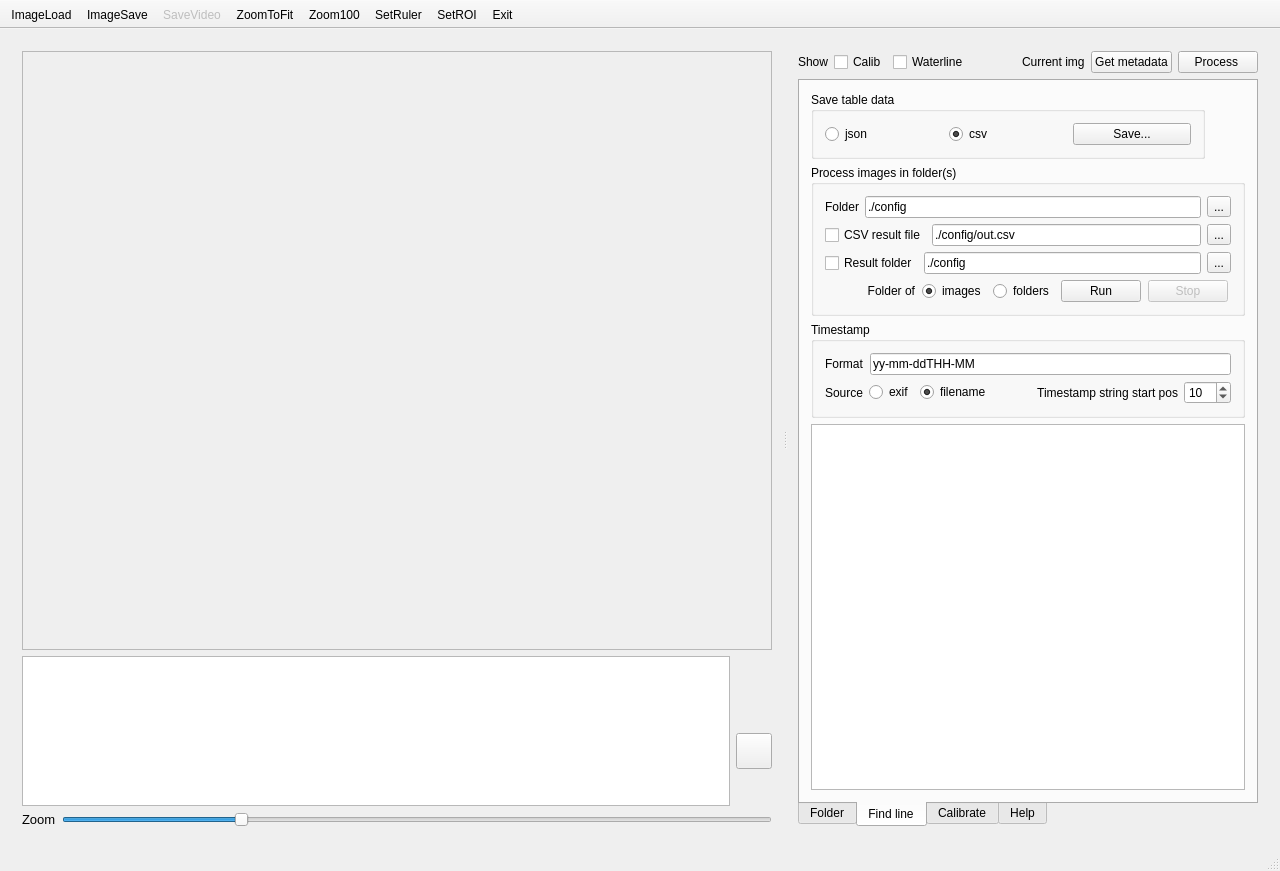
Qt form gcgui/mainwindow.ui (gaugecam-dev/GRIME2) before a commit.
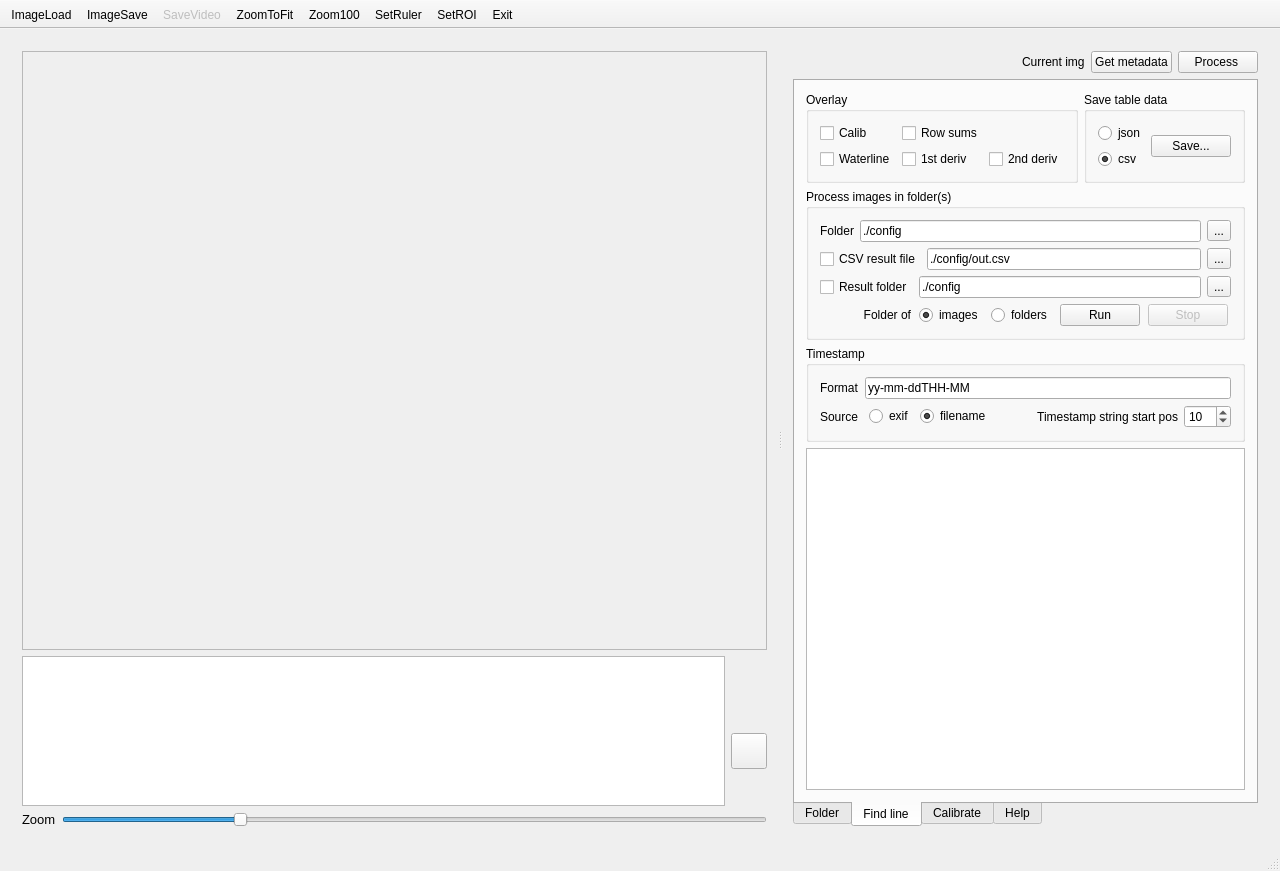
The same form after that commit. The open tabs and pages were chosen to show the change. Icons and pictures are not drawn.

Commit message: GRIME2 v0.0.1.5 Added line find diagnostic overlay

```diff
--- a/gcgui/mainwindow.ui
+++ b/gcgui/mainwindow.ui
@@ -238,39 +238,6 @@
          <layout class="QVBoxLayout" name="verticalLayout">
           <item>
            <layout class="QHBoxLayout" name="horizontalLayout_6">
-            <item>
-             <widget class="QLabel" name="label_10">
-              <property name="text">
-               <string>Show</string>
-              </property>
-             </widget>
-            </item>
-            <item>
-             <widget class="QCheckBox" name="checkBox_showCalib">
-              <property name="sizePolicy">
-               <sizepolicy hsizetype="Fixed" vsizetype="Fixed">
-                <horstretch>0</horstretch>
-                <verstretch>0</verstretch>
-               </sizepolicy>
-              </property>
-              <property name="text">
-               <string>Calib</string>
-              </property>
-             </widget>
-            </item>
-            <item>
-             <widget class="QCheckBox" name="checkBox_showFindLine">
-              <property name="sizePolicy">
-               <sizepolicy hsizetype="Fixed" vsizetype="Fixed">
-                <horstretch>0</horstretch>
-                <verstretch>0</verstretch>
-               </sizepolicy>
-              </property>
-              <property name="text">
-               <string>Waterline</string>
-              </property>
-             </widget>
-            </item>
             <item>
              <spacer name="horizontalSpacer_2">
               <property name="orientation">
@@ -507,20 +474,83 @@
              <layout class="QVBoxLayout" name="verticalLayout_8">
               <item>
                <layout class="QHBoxLayout" name="horizontalLayout_17">
+                <item>
+                 <widget class="QGroupBox" name="groupBox_2">
+                  <property name="title">
+                   <string>Overlay</string>
+                  </property>
+                  <layout class="QGridLayout" name="gridLayout">
+                   <item row="0" column="1">
+                    <widget class="QCheckBox" name="checkBox_showRowSums">
+                     <property name="text">
+                      <string>Row sums</string>
+                     </property>
+                    </widget>
+                   </item>
+                   <item row="1" column="1">
+                    <widget class="QCheckBox" name="checkBox_showDerivOne">
+                     <property name="text">
+                      <string>1st deriv</string>
+                     </property>
+                    </widget>
+                   </item>
+                   <item row="1" column="0">
+                    <widget class="QCheckBox" name="checkBox_showFindLine">
+                     <property name="sizePolicy">
+                      <sizepolicy hsizetype="Fixed" vsizetype="Fixed">
+                       <horstretch>0</horstretch>
+                       <verstretch>0</verstretch>
+                      </sizepolicy>
+                     </property>
+                     <property name="text">
+                      <string>Waterline</string>
+                     </property>
+                    </widget>
+                   </item>
+                   <item row="0" column="0">
+                    <widget class="QCheckBox" name="checkBox_showCalib">
+                     <property name="sizePolicy">
+                      <sizepolicy hsizetype="Fixed" vsizetype="Fixed">
+                       <horstretch>0</horstretch>
+                       <verstretch>0</verstretch>
+                      </sizepolicy>
+                     </property>
+                     <property name="text">
+                      <string>Calib</string>
+                     </property>
+                    </widget>
+                   </item>
+                   <item row="1" column="2">
+                    <widget class="QCheckBox" name="checkBox_showDerivTwo">
+                     <property name="text">
+                      <string>2nd deriv</string>
+                     </property>
+                    </widget>
+                   </item>
+                  </layout>
+                 </widget>
+                </item>
                 <item>
                  <widget class="QGroupBox" name="groupBox">
                   <property name="title">
                    <string>Save table data</string>
                   </property>
-                  <layout class="QHBoxLayout" name="horizontalLayout_18">
-                   <item>
+                  <layout class="QGridLayout" name="gridLayout_2">
+                   <item row="0" column="0">
                     <widget class="QRadioButton" name="radioButton_saveJson">
                      <property name="text">
                       <string>json</string>
                      </property>
                     </widget>
                    </item>
-                   <item>
+                   <item row="0" column="1" rowspan="2">
+                    <widget class="QPushButton" name="pushButton_saveData">
+                     <property name="text">
+                      <string>Save...</string>
+                     </property>
+                    </widget>
+                   </item>
+                   <item row="1" column="0">
                     <widget class="QRadioButton" name="radioButton_saveCsv">
                      <property name="text">
                       <string>csv</string>
@@ -530,32 +560,9 @@
                      </property>
                     </widget>
                    </item>
-                   <item>
-                    <widget class="QPushButton" name="pushButton_saveData">
-                     <property name="text">
-                      <string>Save...</string>
-                     </property>
-                    </widget>
-                   </item>
                   </layout>
                  </widget>
                 </item>
-                <item>
-                 <spacer name="horizontalSpacer_4">
-                  <property name="orientation">
-                   <enum>Qt::Horizontal</enum>
-                  </property>
-                  <property name="sizeType">
-                   <enum>QSizePolicy::Preferred</enum>
-                  </property>
-                  <property name="sizeHint" stdset="0">
-                   <size>
-                    <width>40</width>
-                    <height>20</height>
-                   </size>
-                  </property>
-                 </spacer>
-                </item>
                </layout>
               </item>
               <item>
```
Left out of the diff: 2 changed lines with no effect on the pictures. The commit also changes 13 other files.
